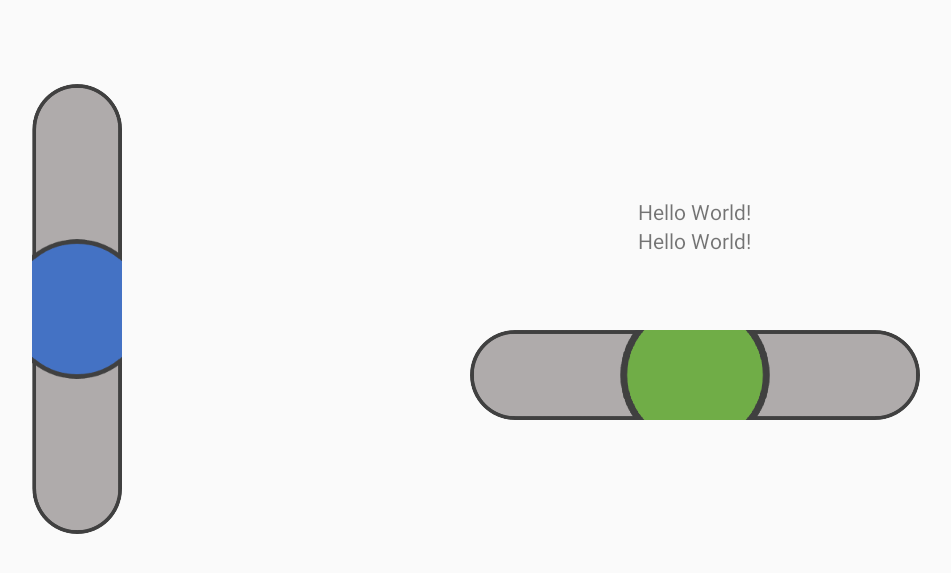
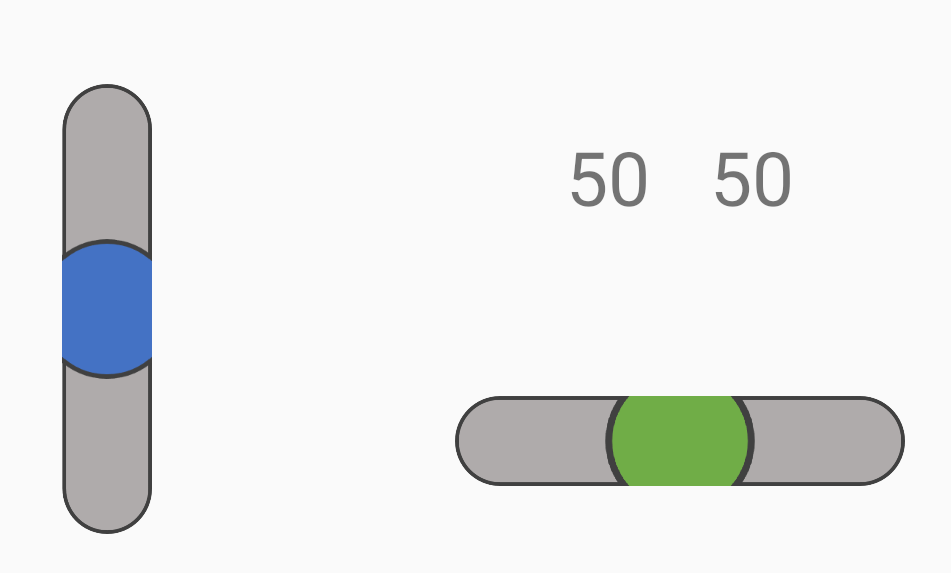
Before and after one commit to SnovvyOwl/COA_PY_AutonomusCAR, an Android app: the ControllerActivity screen opened directly, with no data from a screen before it, on a phone screen of 824 x 412 dp (held sideways). Shown: the top 573 px of the screen, without its empty margins (129-1080 px from the left). Run offline under Robolectric (Android 15) with nearby library versions, the phone set to English and light mode, and no system bars.

Commit message:
week1
코드정리 및 액티비티 추가

```diff
--- a/Android/WirelessController/app/src/main/AndroidManifest.xml
+++ b/Android/WirelessController/app/src/main/AndroidManifest.xml
@@ -10,7 +10,9 @@
         android:roundIcon="@mipmap/ic_launcher_round"
         android:supportsRtl="true"
         android:theme="@style/AppTheme">
-        <activity android:name=".ControllerActivity"
+        <activity android:name=".ConnectActivity" />
+        <activity
+            android:name=".ControllerActivity"
             android:screenOrientation="landscape"
             tools:ignore="LockedOrientationActivity" />
         <activity android:name=".MainActivity">
--- a/Android/WirelessController/app/src/main/java/com/example/wirelesscontroller/ControllerActivity.java
+++ b/Android/WirelessController/app/src/main/java/com/example/wirelesscontroller/ControllerActivity.java
@@ -7,54 +7,50 @@ import android.view.View;
 import android.widget.RelativeLayout;
 import android.widget.TextView;
 
-public class ControllerActivity extends Activity {
+public class ControllerActivity extends Activity implements View.OnTouchListener {
 
-    RelativeLayout layout_controller;
-    RelativeLayout layout_controller2;
-    SwipeController swipeController;
-    SwipeController swipeController2;
+    RelativeLayout layout_ctrSpeed, layout_ctrDirection;
+    SwipeController speedController, directionController;
 
-    TextView sample_text;
-    TextView sample_text2;
+    TextView txtSpeed;
+    TextView txtDir;
 
     @Override
     protected void onCreate(Bundle savedInstanceState) {
         super.onCreate(savedInstanceState);
         setContentView(R.layout.activity_controller);
 
-        sample_text = (TextView) findViewById(R.id.text);
-        sample_text2 = (TextView) findViewById(R.id.text2);
+        txtSpeed = (TextView) findViewById(R.id.text);
+        txtDir = (TextView) findViewById(R.id.text2);
 
-        layout_controller = (RelativeLayout)findViewById(R.id.layout_controller);
-        layout_controller2 = (RelativeLayout)findViewById(R.id.layout_controller2);
-        swipeController = new SwipeController(getApplicationContext(),layout_controller,R.drawable.stick2,true);
-        swipeController2 = new SwipeController(getApplicationContext(),layout_controller2,R.drawable.stick3,false);
+        layout_ctrSpeed = (RelativeLayout)findViewById(R.id.layout_ctrSpeed);
+        layout_ctrDirection = (RelativeLayout)findViewById(R.id.layout_ctrDirection);
+        layout_ctrSpeed.setOnTouchListener(this);
+        layout_ctrDirection.setOnTouchListener(this);
 
-        swipeController.setStickSize(140,140);
-        swipeController.setStickCenter();
-        swipeController.setOffset(70);
+        speedController = new SwipeController(getApplicationContext(), layout_ctrSpeed,R.drawable.stick2,true,70);
+        directionController = new SwipeController(getApplicationContext(), layout_ctrDirection,R.drawable.stick3,false,70);
 
-        swipeController2.setStickSize(150,150);
-        swipeController2.setStickCenter();
-        swipeController2.setOffset(70);
+        speedController.setStickSize(140,140);
+        speedController.setStickCenter();
 
-        layout_controller.setOnTouchListener(new View.OnTouchListener() {
-            @Override
-            public boolean onTouch(View view, MotionEvent motionEvent) {
+        directionController.setStickSize(150,150);
+        directionController.setStickCenter();
 
-                swipeController.drawStick(motionEvent);
-                sample_text.setText(swipeController.percent+"");
-                return true;
-            }
-        });
-        layout_controller2.setOnTouchListener(new View.OnTouchListener() {
-            @Override
-            public boolean onTouch(View view, MotionEvent motionEvent) {
+    }
 
-                swipeController2.drawStick(motionEvent);
-                sample_text2.setText((int)motionEvent.getX()+"");
-                return true;
-            }
-        });
+    @Override
+    public boolean onTouch(View view, MotionEvent motionEvent) {
+        if (view == layout_ctrSpeed){
+            speedController.drawStick(motionEvent);
+            txtSpeed.setText((100 - speedController.percent)+"");
+            return true;
+        }
+        if (view == layout_ctrDirection){
+            directionController.drawStick(motionEvent);
+            txtDir.setText(directionController.percent+"");
+            return true;
+        }
+        return false;
     }
 }
--- a/Android/WirelessController/app/src/main/java/com/example/wirelesscontroller/MainActivity.java
+++ b/Android/WirelessController/app/src/main/java/com/example/wirelesscontroller/MainActivity.java
@@ -23,14 +23,13 @@ public class MainActivity extends AppCompatActivity implements View.OnClickListe
         btn1.setOnClickListener(this);
         btn2.setOnClickListener(this);
         btn3.setOnClickListener(this);
-
-
     }
 
     @Override
     public void onClick(View view) {
         if (view == btn1){
-
+            Intent intent = new Intent(getApplicationContext(),ConnectActivity.class);
+            startActivity(intent);
         }
         if (view == btn2){
             Intent intent = new Intent(getApplicationContext(),ControllerActivity.class);
--- a/Android/WirelessController/app/src/main/java/com/example/wirelesscontroller/SwipeController.java
+++ b/Android/WirelessController/app/src/main/java/com/example/wirelesscontroller/SwipeController.java
@@ -18,17 +18,17 @@ public class SwipeController {
     private boolean isVertical;
     private int stick_width, stick_height;
 
-    private int xCenter = 0, yCenter = 0, min_distance = 0;
-    public int percent = 0;
-    private static int OFFSET = 0;
-    private float distance = 0;
+    private int xCenter, yCenter;
+    private static int OFFSET ;
+    private static int MAX ;
+    int percent ;
 
     private DrawCanvas draw;
     private Paint paint;
 
     private boolean touch_state = false;
 
-    public SwipeController(Context context, ViewGroup layout, int controller_res_id, boolean isVertical){
+    SwipeController(Context context, ViewGroup layout, int controller_res_id, boolean isVertical, int offset){
         this.isVertical = isVertical;
         this.context = context;
         this.layout = layout;
@@ -43,83 +43,96 @@ public class SwipeController {
 
         draw = new DrawCanvas(context);
         paint = new Paint();
+
+        OFFSET = offset;
+        if (isVertical){
+            MAX = layoutParams.height - OFFSET;
+        } else {
+            MAX = layoutParams.width - OFFSET;
+        }
     }
 
-    public void setStickCenter(){
-        draw.position(layoutParams.width/2,layoutParams.height/2);
+    void setStickCenter(){
+        draw.position(xCenter,yCenter);
         draw();
     }
 
-    public void setStickSize(int width, int height){
+    void setStickSize(int width, int height){
         stick = Bitmap.createScaledBitmap(stick,width,height,false);
         stick_width = stick.getWidth();
         stick_height = stick.getHeight();
     }
 
-    public void setOffset(int offset){
-        OFFSET = offset;
-    }
-
     private int calPostion(int point){
         int result;
-        result = (point - OFFSET) * 100/(layoutParams.height - 2*OFFSET) ;
+        result = (point - OFFSET) * 100/(MAX - OFFSET) ;
         return result;
     }
 
     private void draw() {
         try {
             layout.removeView(draw);
-        } catch (Exception e) { }
+        } catch (Exception e) {
+            System.out.print("그냥..");
+        }
         layout.addView(draw);
     }
 
-    public void drawStick(MotionEvent arg1) {
+    void drawStick(MotionEvent arg1) {
 
         if (isVertical){
-            int max = layoutParams.height - OFFSET;
-            if(arg1.getAction() == MotionEvent.ACTION_DOWN) {
+
+            if(arg1.getAction() == MotionEvent.ACTION_DOWN) {   // stick touch
                 draw.position(xCenter, arg1.getY());
                 draw();
                 touch_state = true;
-            } else if(arg1.getAction() == MotionEvent.ACTION_MOVE && touch_state) {
-                if(arg1.getY() >= (layoutParams.height) - OFFSET) {
-                    draw.position(xCenter,max);
-                    percent = (max - OFFSET) * 100/(max - OFFSET);
+
+            } else if(arg1.getAction() == MotionEvent.ACTION_MOVE && touch_state) { //stick move
+                if(arg1.getY() >= MAX) {                                            //moving up
+                    draw.position(xCenter,MAX);
+                    percent = (MAX - OFFSET) * 100/(MAX - OFFSET);
                     draw();
-                }else if (arg1.getY() <= OFFSET){
+                }else if (arg1.getY() <= OFFSET){                                   //moving down
                     draw.position(xCenter,OFFSET);
                     percent = calPostion(OFFSET);
                     draw();
-                }else {
+                }else {                                                             //until MAX
                     draw.position(xCenter,arg1.getY());
                     percent = calPostion((int)arg1.getY());
-//                    percent = (int)((arg1.getY() - 90) * 100/(max - 90));
                     draw();
                 }
-            } else if(arg1.getAction() == MotionEvent.ACTION_UP) {
+
+            } else if(arg1.getAction() == MotionEvent.ACTION_UP) {                  //end touch
                 setStickCenter();
-                percent = calPostion(layoutParams.height/2);
-//                percent = (int)((layoutParams.height/2 - OFFSET)* 100/(max - OFFSET));
+                percent = calPostion(yCenter);
                 touch_state = false;
             }
+
         } else {
+
             if(arg1.getAction() == MotionEvent.ACTION_DOWN) {
                 draw.position(arg1.getX(), yCenter);
                 draw();
                 touch_state = true;
+
             } else if(arg1.getAction() == MotionEvent.ACTION_MOVE && touch_state) {
-                if(arg1.getX() >= (layoutParams.width) - OFFSET) {
-                    draw.position(layoutParams.width - OFFSET, yCenter);
+                if(arg1.getX() >= MAX) {
+                    draw.position(MAX, yCenter);
+                    percent = (MAX - OFFSET) * 100/(MAX - OFFSET);
                     draw();
                 }else if (arg1.getX() <= OFFSET){
                     draw.position(OFFSET, yCenter);
+                    percent = calPostion(OFFSET);
                     draw();
                 }else {
                     draw.position(arg1.getX(), yCenter);
+                    percent = calPostion((int)arg1.getX());
                     draw();
                 }
+
             } else if(arg1.getAction() == MotionEvent.ACTION_UP) {
                 setStickCenter();
+                percent = calPostion(xCenter);
                 touch_state = false;
             }
         }
@@ -131,15 +144,12 @@ public class SwipeController {
         private DrawCanvas(Context mContext) {
             super(context);
         }
-
         public void onDraw(Canvas canvas) {
             canvas.drawBitmap(stick, x, y, paint);
         }
-
         private void position(float pos_x,  float pos_y) {
-            x = pos_x - (stick_width / 2);
-            y = pos_y - (stick_height / 2);
+            x = pos_x - (int)(stick_width / 2);
+            y = pos_y - (int)(stick_height / 2);
         }
     }
-
 }
--- /dev/null
+++ b/Android/WirelessController/app/src/main/res/drawable/btn1.xml
@@ -0,0 +1,6 @@
+<?xml version="1.0" encoding="utf-8"?>
+<selector xmlns:android="http://schemas.android.com/apk/res/android">
+
+    <item android:state_pressed="true" android:drawable="@color/colorPrimary"/>
+    <item android:state_pressed="false" android:drawable="@color/colorAccent"/>
+</selector>
--- a/Android/WirelessController/app/src/main/res/layout/activity_controller.xml
+++ b/Android/WirelessController/app/src/main/res/layout/activity_controller.xml
@@ -4,6 +4,7 @@
     xmlns:tools="http://schemas.android.com/tools"
     android:layout_width="match_parent"
     android:layout_height="match_parent"
+    android:padding="30dp"
     tools:context=".ControllerActivity">
 
     <LinearLayout
@@ -14,7 +15,7 @@
         android:layout_weight="2">
 
         <RelativeLayout
-            android:id="@+id/layout_controller"
+            android:id="@+id/layout_ctrSpeed"
             android:layout_width="60dp"
             android:layout_height="300dp"
             android:background="@drawable/contv"
@@ -29,24 +30,48 @@
         android:gravity="center"
         android:layout_weight="1">
 
+        <ViewFlipper
+            android:layout_width="match_parent"
+            android:layout_height="match_parent"
+            android:layout_weight="1">
+
+            <LinearLayout
+                android:layout_width="match_parent"
+                android:layout_height="match_parent"
+                android:gravity="center"
+                android:orientation="horizontal">
                 <TextView
                     android:id="@+id/text"
                     android:layout_width="wrap_content"
                     android:layout_height="wrap_content"
-            android:text="Hello World!" />
+                    android:layout_margin="20dp"
+                    android:textSize="50sp"
+                    android:text="@string/ctr_center"/>
 
                 <TextView
                     android:id="@+id/text2"
                     android:layout_width="wrap_content"
                     android:layout_height="wrap_content"
-            android:text="Hello World!" />
+                    android:layout_margin="20dp"
+                    android:textSize="50sp"
+                    android:text="@string/ctr_center"/>
+            </LinearLayout>
+
+        </ViewFlipper>
+
+        <LinearLayout
+            android:layout_width="match_parent"
+            android:layout_height="match_parent"
+            android:layout_weight="1"
+            android:gravity="center">
 
             <RelativeLayout
-            android:id="@+id/layout_controller2"
+                android:id="@+id/layout_ctrDirection"
                 android:layout_width="300dp"
                 android:layout_height="60dp"
-            android:layout_marginTop="50dp"
                 android:background="@drawable/controller" />
 
         </LinearLayout>
+
     </LinearLayout>
+</LinearLayout>
--- a/Android/WirelessController/app/src/main/res/values/colors.xml
+++ b/Android/WirelessController/app/src/main/res/values/colors.xml
@@ -3,4 +3,7 @@
     <color name="colorPrimary">#6200EE</color>
     <color name="colorPrimaryDark">#3700B3</color>
     <color name="colorAccent">#03DAC5</color>
+
+    <color name="lightBlue">#81D4FA</color>
+    <color name="white">#ffffff</color>
 </resources>
--- a/Android/WirelessController/app/src/main/res/values/strings.xml
+++ b/Android/WirelessController/app/src/main/res/values/strings.xml
@@ -1,5 +1,9 @@
 <resources>
     <string name="app_name">WirelessController</string>
 
-    <string name="str1">그 뭐시기냐</string>
+    <string name="main_btn1">그 뭐시기냐</string>
+    <string name="main_btn2">컨트롤러</string>
+    <string name="main_btn3">설정</string>
+
+    <string name="ctr_center">50</string>
 </resources>
--- a/Android/WirelessController/app/src/main/res/values/styles.xml
+++ b/Android/WirelessController/app/src/main/res/values/styles.xml
@@ -1,7 +1,7 @@
 <resources>
 
     <!-- Base application theme. -->
-    <style name="AppTheme" parent="Theme.AppCompat.Light.DarkActionBar">
+    <style name="AppTheme" parent="Theme.AppCompat.Light.NoActionBar">
         <!-- Customize your theme here. -->
         <item name="colorPrimary">@color/colorPrimary</item>
         <item name="colorPrimaryDark">@color/colorPrimaryDark</item>
```
Also changed, not shown: Android/WirelessController/app/src/main/java/com/example/wirelesscontroller/Car.java (added, +7 -0 lines), Android/WirelessController/app/src/main/java/com/example/wirelesscontroller/ConnectActivity.java (added, +15 -0 lines), Android/WirelessController/app/src/main/res/layout/activity_connect.xml (added, +18 -0 lines), Android/WirelessController/app/src/main/res/layout/activity_main.xml (+6 -3 lines), Android/WirelessController/app/src/main/res/layout/item_ctr_viewer.xml (added, +15 -0 lines). Lines whose indentation alone changed are shown as unchanged.
